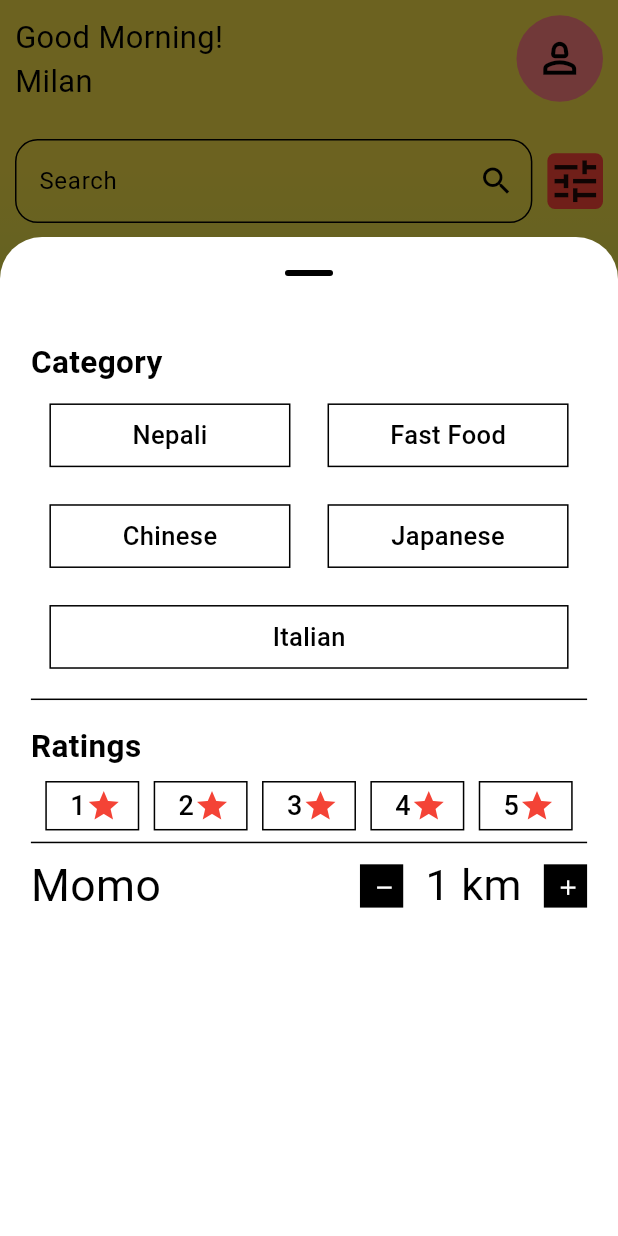
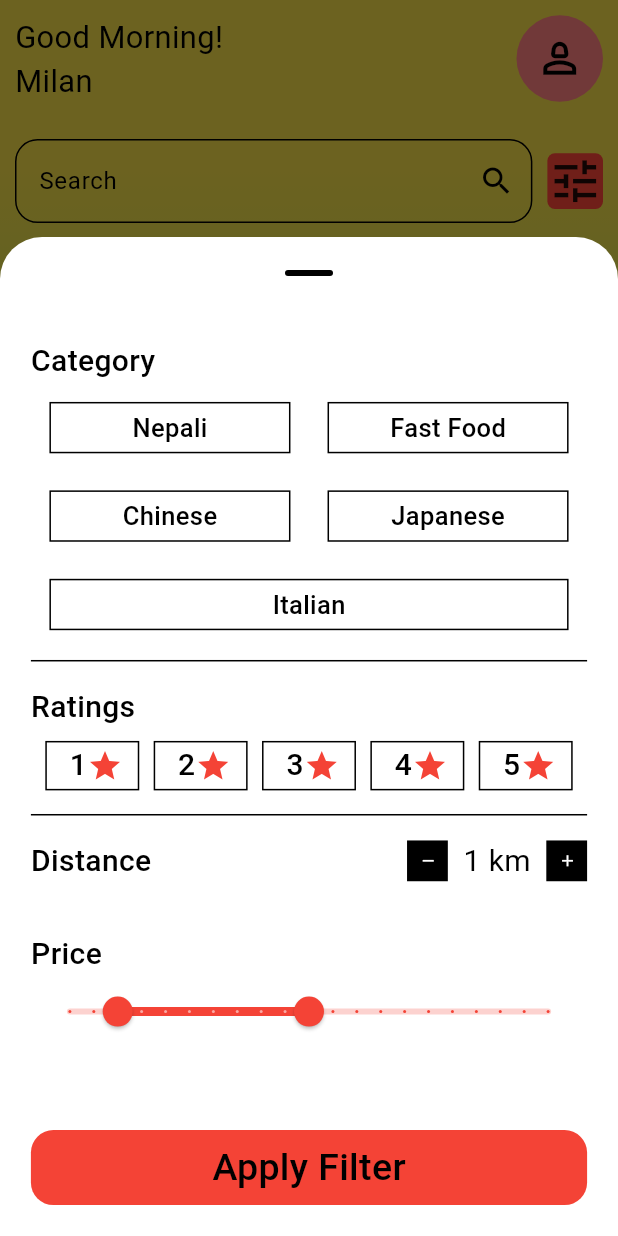
Before and after one commit to Milan-Tmg/Online-Food-Delivery, a Flutter app: the Homepage screen opened directly, after a tap on the "tune" icon, on a phone screen of 412 x 824 dp. Run offline on Flutter 3.47's test engine with Material 3 defaults, Android fonts, the phone set to English and light mode, and no system bars; our stand-ins replace flutter_riverpod.

Commit message:
voli saknu parla aaja ko kam

```diff
--- /dev/null
+++ b/lib/pages/home/menu/filter/apply_filter.dart
@@ -0,0 +1,18 @@
+import "package:flutter/material.dart";
+
+class ApplyFilter extends StatelessWidget {
+  const ApplyFilter({super.key});
+
+  @override
+  Widget build(BuildContext context) {
+    return Container(
+      padding: EdgeInsets.symmetric(vertical: 7),
+      width: double.infinity,
+      decoration: BoxDecoration(
+        color: Colors.red,
+        borderRadius: BorderRadius.circular(15),
+      ),
+      child: Center(child: Text("Apply Filter", style: TextStyle(fontWeight: FontWeight.w500, fontSize: 25))),
+    );
+  }
+}
--- a/lib/pages/home/menu/filter/category.dart
+++ b/lib/pages/home/menu/filter/category.dart
@@ -7,7 +7,6 @@ Column Food_category(){
     crossAxisAlignment: CrossAxisAlignment.start,
     mainAxisSize: MainAxisSize.min,
     children: [
-      Text("Category", style: TextStyle(fontSize: 21, fontWeight: FontWeight.w600)),
 
       for(int i = 0; i < category.length/2; i++)...{
         Row(
@@ -26,7 +25,7 @@ Widget contain_category(String name){
   return Expanded(
     child: Container(
       margin: EdgeInsets.all(App_size.app_width * 0.03),
-      padding: EdgeInsets.all(App_size.app_width * 0.02),
+      padding: EdgeInsets.all(App_size.app_width * 0.01),
       child: Center(child: Text(name, style: TextStyle(fontWeight: FontWeight.w500, fontSize: 17))),
       decoration: BoxDecoration(
         border: Border.all(color: Colors.black, width: 1),
--- a/lib/pages/home/menu/filter/distance.dart
+++ b/lib/pages/home/menu/filter/distance.dart
@@ -33,14 +33,14 @@ class _DistanceState extends State<Distance> {
     return Row(
       mainAxisAlignment: MainAxisAlignment.spaceBetween,
       children: [
-        Text("Momo",
-          style: TextStyle(fontWeight: FontWeight.w400, fontSize: App_size.app_height * 0.036),
+        Text("Distance",
+          style: TextStyle(fontWeight: FontWeight.w500, fontSize: 20),
         ),
 
         Row(
           children: [
             Change_distance(decrease_distance, Icons.remove),
-            Text("  $distance km  ", style: TextStyle(fontSize: App_size.app_height*0.035)),
+            Text("  $distance km  ", style: TextStyle(fontSize: 20)),
             Change_distance(increase_distance, Icons.add),
           ],
         ),
@@ -51,11 +51,11 @@ class _DistanceState extends State<Distance> {
 
 Widget Change_distance(VoidCallback func, IconData icon){
   return Container(
-    height: App_size.app_height*0.035,
-    width: App_size.app_height*0.035,
+    height: App_size.app_height*0.033,
+    width: App_size.app_height*0.033,
     color: Colors.black,
     child: IconButton(
-        icon: Icon(icon, color: Colors.white, size: App_size.app_height*0.02),
+        icon: Icon(icon, color: Colors.white, size: App_size.app_height*0.015),
         onPressed: (){func();}
     ),
   );
--- a/lib/pages/home/menu/filter/filter_main.dart
+++ b/lib/pages/home/menu/filter/filter_main.dart
@@ -1,8 +1,10 @@
 import "package:flutter/foundation.dart";
 import "package:flutter/material.dart";
 import "package:online_food_order/app_height_width.dart";
+import "package:online_food_order/pages/home/menu/filter/apply_filter.dart";
 import "package:online_food_order/pages/home/menu/filter/category.dart";
 import "package:online_food_order/pages/home/menu/filter/distance.dart";
+import "package:online_food_order/pages/home/menu/filter/price.dart";
 import "package:online_food_order/pages/home/menu/filter/rating.dart";
 
 void FilterMain(context){
@@ -25,22 +27,31 @@ void FilterMain(context){
           crossAxisAlignment: CrossAxisAlignment.start,
           children: [
             // different types of cusion display garxa
+            Text("Category", style: TextStyle(fontSize: 20, fontWeight: FontWeight.w500)),
             Food_category(),
             Divider(),
             SizedBox(height: App_size.app_height * 0.01),
 
             // Rating
-            Text("Ratings", style: TextStyle(fontSize: 21, fontWeight: FontWeight.w600)),
+            Text("Ratings", style: TextStyle(fontSize: 20, fontWeight: FontWeight.w500)),
             SizedBox(height: App_size.app_height * 0.01),
             Rating(),
+            SizedBox(height: App_size.app_height * 0.01),
             Divider(),
+            SizedBox(height: App_size.app_height * 0.01),
 
             // distance
             Distance(),
+            SizedBox(height: App_size.app_height*0.04),
 
             //price
+            Text("Price", style: TextStyle(fontWeight: FontWeight.w500, fontSize: 20)),
+            Price(),
 
             //apply button
+            //SizedBox(height: App_size.app_height * 0.03),
+            Spacer(),
+            ApplyFilter(),
           ],
         ),
       );
--- /dev/null
+++ b/lib/pages/home/menu/filter/price.dart
@@ -0,0 +1,34 @@
+import "package:flutter/material.dart";
+
+class Price extends StatefulWidget {
+  const Price({super.key});
+
+  @override
+  State<Price> createState() => _PriceState();
+}
+
+class _PriceState extends State<Price> {
+
+  RangeValues price_range = RangeValues(100, 500);
+
+  @override
+  Widget build(BuildContext context) {
+    return RangeSlider(
+      values: price_range,
+      min: 0,
+      max: 1000,
+      divisions: 20,
+      activeColor: Colors.red,
+      labels: RangeLabels(
+        price_range.start.toString(),
+        price_range.end.toString(),
+      ),
+      onChanged:(RangeValues value){
+        print(value);
+        setState(() {
+          price_range = value;
+        });
+      }
+    );
+  }
+}
--- a/lib/pages/home/menu/filter/rating.dart
+++ b/lib/pages/home/menu/filter/rating.dart
@@ -52,7 +52,7 @@ Widget rating_structure(String rating_number, bool select_value){
       child: Row(
         mainAxisSize: MainAxisSize.min,
         children: [
-          Text(" $rating_number", style: TextStyle(fontSize: 18, fontWeight: FontWeight.w500)),
+          Text(" $rating_number", style: TextStyle(fontSize: 20, fontWeight: FontWeight.w500)),
           select_value ? Icon(Icons.star_border, color: Colors.white): Icon(Icons.star, color: Colors.red),
         ],
       ),
--- a/lib/pages/home/menu/food_items.dart
+++ b/lib/pages/home/menu/food_items.dart
@@ -1,26 +1,41 @@
 import "package:flutter/material.dart";
+import "package:flutter_riverpod/flutter_riverpod.dart";
+import "package:online_food_order/Statemangement/state_mangement.dart";
 import "package:online_food_order/pages/home/menu/food_details.dart";
 import "../../../app_height_width.dart";
 
-class FoodItems extends StatelessWidget {
-  const FoodItems({super.key});
+class FoodItems extends ConsumerWidget {
+  FoodItems({super.key});
+
+  // dumbe api data
+  List<dynamic>api_data = [
+    {
+      "food_name" : "Momo",
+      "price": 200,
+      "resturant name ": "Xyz",
+      "picture" : "images/place_holder.jpg",
+      "discription": "Momo is a type of dumpling that originates from the Himalayan regions and is cherished for its simplicity, versatility, and delightful flavors",
+    }
+  ];
 
   @override
-  Widget build(BuildContext context) {
+  Widget build(BuildContext context, WidgetRef ref) {
     return GridView(
         gridDelegate: SliverGridDelegateWithFixedCrossAxisCount(
           crossAxisCount: 2,
           mainAxisSpacing: App_size.app_height * 0.03,
           crossAxisSpacing: App_size.app_height * 0.03,
-          childAspectRatio: 1/1.18,
+          childAspectRatio: 1/1.3,
         ),
         children: List.generate(10,(index){
           return GestureDetector(
 
             onTap: (){
+              ref.read(onCart_instance).inital_value(item_name: api_data[0]["food_name"],rate: api_data[0]["price"]);
+
               Navigator.push(
                 context,
-                MaterialPageRoute(builder: (context) => FoodDetails()),
+                MaterialPageRoute(builder: (context) => FoodDetails(api_data: api_data[0],)),
               );
             },
             child: Container(
```
Also changed, not shown: lib/Statemangement/state_mangement.dart (+48 -0 lines), lib/main.dart (+10 -9 lines), lib/pages/home/My_cart/MyCart.dart (added, +94 -0 lines), lib/pages/home/menu/food_details.dart (+46 -33 lines), 1 other file.
